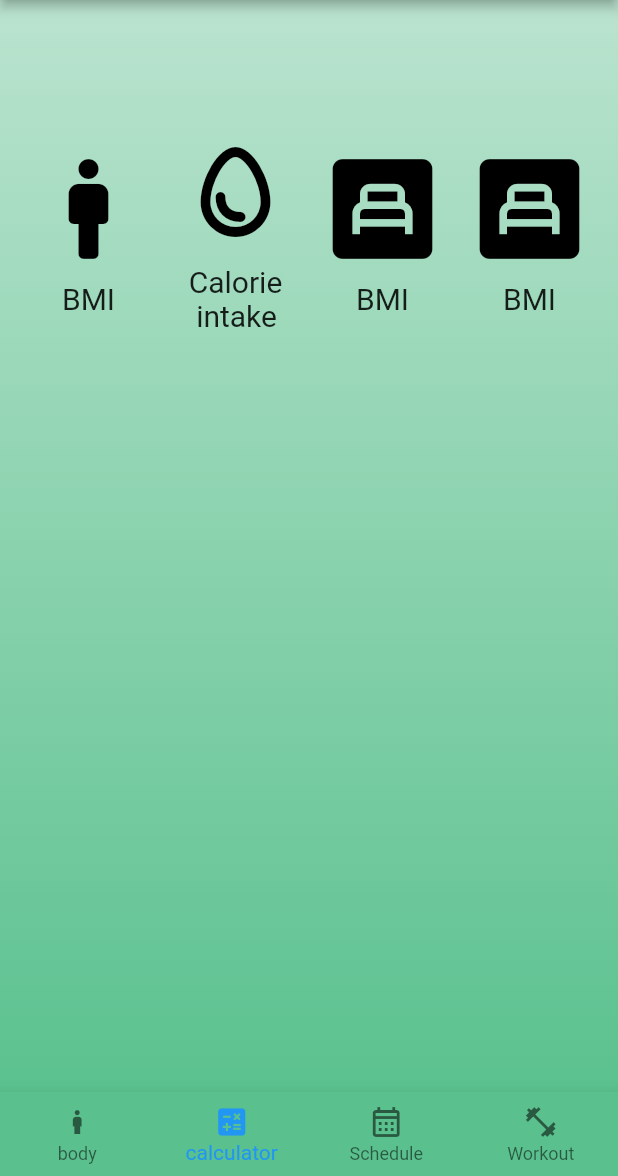
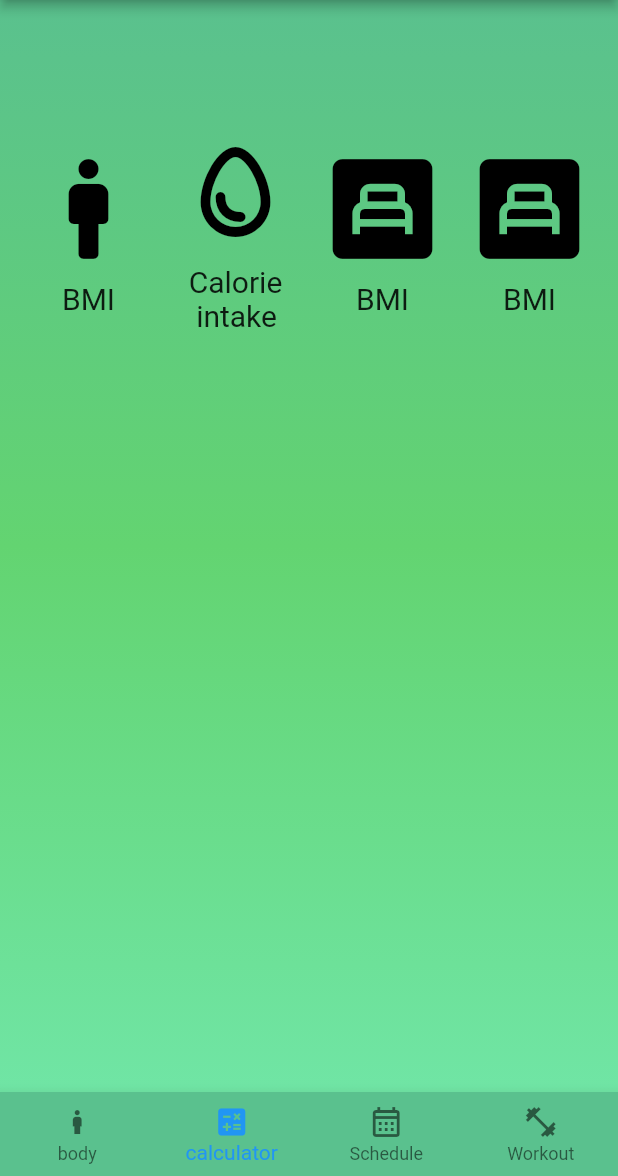
Before and after one commit to HemanDas/flutter_application_1, a Flutter app: the screen it shows once a user with an empty profile is signed in, item 2 of the bottom bar chosen, on a phone screen of 412 x 824 dp, the part 60-1236 px from its top. Run offline on Flutter 3.47's test engine with Material 2 defaults, Android fonts, the phone set to English and light mode, and no system bars; our stand-ins replace cloud_firestore, email_validator, firebase_auth, firebase_core, firebase_messaging, firebase_storage and 1 more; missing offline and left inert: heart_bpm, tflite_flutter; accounts and stored records are empty.

Commit message:
Changed color

```diff
--- a/lib/homepage.dart
+++ b/lib/homepage.dart
@@ -8,7 +8,7 @@ import 'package:flutter_application_1/pages/workoutpage/workoutplan.dart';
 import 'package:firebase_messaging/firebase_messaging.dart';
 
 class Fitnex extends StatefulWidget {
-  const Fitnex({super.key});
+  const Fitnex({Key? key}) : super(key: key);
 
   @override
   State<Fitnex> createState() => _FitnexState();
@@ -66,16 +66,16 @@ class _FitnexState extends State<Fitnex> {
         backgroundColor: const Color(0xff5ac18e),
       ),
       body: Container(
-        decoration: const BoxDecoration(
+        decoration: BoxDecoration(
           gradient: LinearGradient(
-              begin: Alignment.topCenter,
-              end: Alignment.bottomCenter,
-              colors: [
-                Color(0x665ac18e),
-                Color(0x995ac18e),
-                Color(0xcc5ac18e),
-                Color(0xff5ac18e),
-              ]),
+            begin: Alignment.topCenter,
+            end: Alignment.bottomCenter,
+            colors: [
+              const Color(0xff5ac18e),
+              const Color(0xff63d471),
+              const Color(0xff70e5a5),
+            ],
+          ),
         ),
         child: Center(
           child: currentindex == 0
--- a/lib/main.dart
+++ b/lib/main.dart
@@ -5,7 +5,6 @@ import 'package:firebase_core/firebase_core.dart';
 import 'package:flutter_application_1/pages/Verifypage.dart';
 import 'package:flutter_application_1/pages/loginpage.dart';
 import 'package:flutter_application_1/pages/errormessage.dart';
-
 
 //global navigator key
 final navigatorKey = GlobalKey<NavigatorState>();
```
